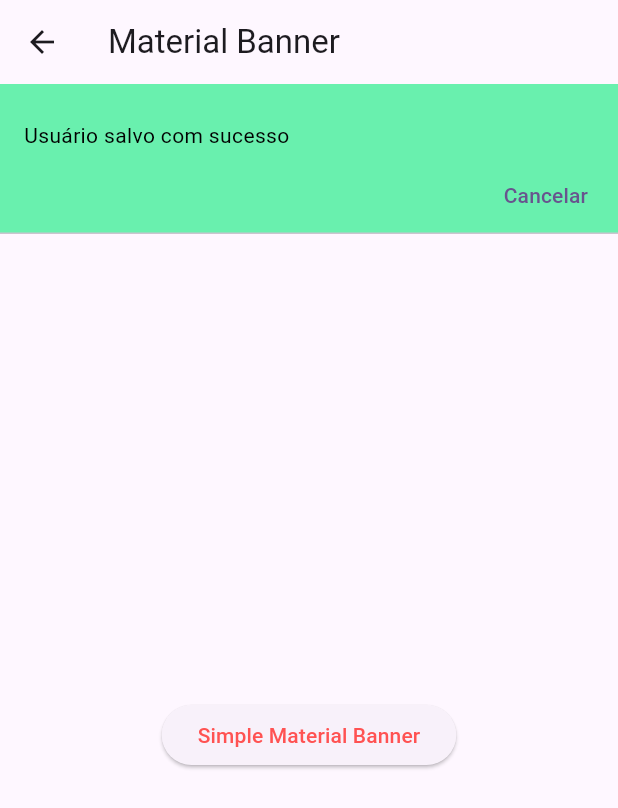
After one commit to LMThomaz-Study/jornada_flutter, a Flutter app: the MaterialBannerPage screen opened by its route, after a tap on "Simple Material Banner", on a phone screen of 412 x 824 dp. The commit adds this screen. Shown: the top 808 px of the screen. Run offline on Flutter 3.47's test engine with Material 3 defaults, Android fonts, the phone set to English and light mode, and no system bars; our stand-ins replace device_preview.

Commit message:
Material Banner

```diff
--- a/primeiro_projeto/lib/main.dart
+++ b/primeiro_projeto/lib/main.dart
@@ -10,6 +10,7 @@ import 'package:primeiro_projeto/pages/dialogs/dialogs_page.dart';
 import 'package:primeiro_projeto/pages/forms/forms_page.dart';
 import 'package:primeiro_projeto/pages/home/home_page.dart';
 import 'package:primeiro_projeto/pages/layout_builder/layout_builder_page.dart';
+import 'package:primeiro_projeto/pages/material_banner/material_banner_page.dart';
 import 'package:primeiro_projeto/pages/media_query/media_query_page.dart';
 import 'package:primeiro_projeto/pages/rows_columns/rows_columns_page.dart';
 import 'package:primeiro_projeto/pages/scrolls/listview_page.dart';
@@ -67,6 +68,7 @@ class MyApp extends StatelessWidget {
         BottomNavigatorBarPage.routeName: (_) => const BottomNavigatorBarPage(),
         CircleAvatarPage.routeName: (_) => const CircleAvatarPage(),
         ColorsPage.routeName: (_) => const ColorsPage(),
+        MaterialBannerPage.routeName: (_) => const MaterialBannerPage(),
       },
     );
   }
--- /dev/null
+++ b/primeiro_projeto/lib/pages/material_banner/material_banner_page.dart
@@ -0,0 +1,48 @@
+import 'package:flutter/material.dart';
+
+class MaterialBannerPage extends StatelessWidget {
+  static const routeName = '/materialBanner';
+
+  const MaterialBannerPage({super.key});
+
+  @override
+  Widget build(BuildContext context) {
+    return Scaffold(
+      appBar: AppBar(
+        title: const Text('Material Banner'),
+      ),
+      body: Center(
+        child: Column(
+          mainAxisAlignment: MainAxisAlignment.center,
+          children: [
+            ElevatedButton(
+              onPressed: () {
+                final materialBanner = MaterialBanner(
+                  content: const Text(
+                    'Usuário salvo com sucesso',
+                    style: TextStyle(
+                      color: Colors.black,
+                    ),
+                  ),
+                  forceActionsBelow: true,
+                  backgroundColor: Colors.greenAccent,
+                  actions: [
+                    TextButton(
+                        onPressed: () {
+                          ScaffoldMessenger.of(context)
+                              .hideCurrentMaterialBanner();
+                        },
+                        child: const Text('Cancelar'))
+                  ],
+                );
+                ScaffoldMessenger.of(context)
+                    .showMaterialBanner(materialBanner);
+              },
+              child: const Text('Simple Material Banner'),
+            ),
+          ],
+        ),
+      ),
+    );
+  }
+}
```
Also changed, not shown: primeiro_projeto/lib/pages/home/home_page.dart (+9 -0 lines).
